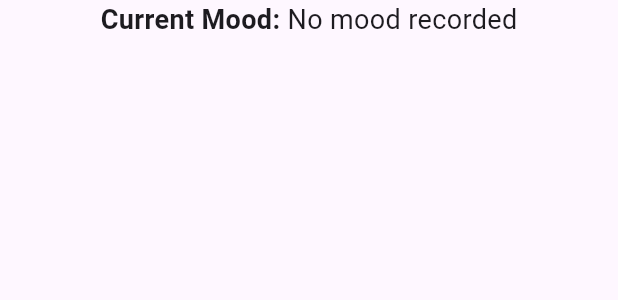
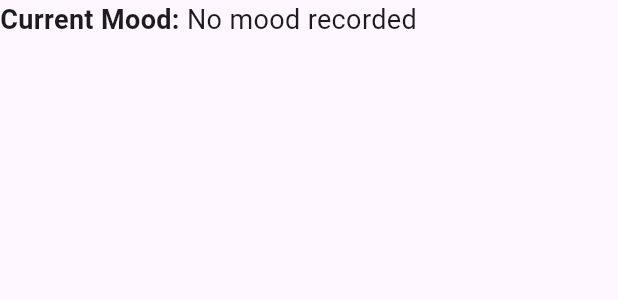
Before and after one commit to hearyaldy/joy_bites, a Flutter app: the CurrentMoodWidget widget shown alone on an empty page, opened directly, on a phone screen of 412 x 824 dp. Shown: the top 300 px of the screen. Run offline on Flutter 3.47's test engine with Material 3 defaults, Android fonts, the phone set to English and light mode, and no system bars; our stand-ins replace flutter_dotenv, logger, shared_preferences, supabase_flutter; accounts and stored records are empty; network calls fail.

Commit message:
User data ties fix.

```diff
--- a/lib/services/supabase_service.dart
+++ b/lib/services/supabase_service.dart
@@ -11,7 +11,7 @@ class SupabaseService {
 
   static const String tableName = 'entries';
 
-  // Save a new entry to Supabase
+  // Save a new entry to Supabase.
   Future<void> saveEntry(Map<String, dynamic> entry) async {
     try {
       await supabase.from(tableName).insert(entry);
@@ -22,19 +22,24 @@ class SupabaseService {
     }
   }
 
-  // Fetch entries with optional pagination, mood, and date filtering
+  // Fetch entries with optional pagination, mood, date, and user filtering.
   Future<List<Map<String, dynamic>>> fetchEntries({
     int page = 1,
     int limit = 10,
     String? mood,
     DateTime? startDate,
     DateTime? endDate,
+    String? userId,
   }) async {
     try {
       final from = (page - 1) * limit;
       final to = from + limit - 1;
 
       dynamic query = supabase.from(tableName).select('*');
+      // Filter by user_id if provided.
+      if (userId != null) {
+        query = query.eq('user_id', userId);
+      }
       if (mood != null && mood.isNotEmpty) {
         query = query.eq('mood', mood);
       }
@@ -44,7 +49,8 @@ class SupabaseService {
       if (endDate != null) {
         query = query.lte('created_at', endDate.toIso8601String());
       }
-      final response = await query.order('created_at', ascending: false).range(from, to);
+      final response =
+          await query.order('created_at', ascending: false).range(from, to);
       logger.d("Fetched entries successfully");
       return List<Map<String, dynamic>>.from(response);
     } catch (e) {
@@ -53,7 +59,7 @@ class SupabaseService {
     }
   }
 
-  // Delete multiple entries by their IDs
+  // Delete multiple entries by their IDs.
   Future<void> deleteEntries(List<int> ids) async {
     try {
       for (final id in ids) {
@@ -66,7 +72,7 @@ class SupabaseService {
     }
   }
 
-  // Get the last entry date (for streak calculation)
+  // Get the last entry date (for streak calculation).
   Future<DateTime?> getLastEntryDate() async {
     try {
       final response = await supabase
--- a/lib/widgets/current_mood_widget.dart
+++ b/lib/widgets/current_mood_widget.dart
@@ -4,7 +4,7 @@ import '../services/supabase_service.dart';
 class CurrentMoodWidget extends StatelessWidget {
   final SupabaseService supabaseService = SupabaseService();
 
-  CurrentMoodWidget({super.key});
+  CurrentMoodWidget({Key? key}) : super(key: key);
 
   Future<String> _getCurrentMood() async {
     DateTime now = DateTime.now().toUtc();
@@ -46,7 +46,13 @@ class CurrentMoodWidget extends StatelessWidget {
                 "Current Mood: ",
                 style: TextStyle(fontSize: 18, fontWeight: FontWeight.bold),
               ),
-              Text(snapshot.data!, style: const TextStyle(fontSize: 18)),
+              Expanded(
+                child: Text(
+                  snapshot.data!,
+                  style: const TextStyle(fontSize: 18),
+                  overflow: TextOverflow.ellipsis,
+                ),
+              ),
             ],
           );
         }
```
Also changed, not shown: lib/screens/entry_screen.dart (+10 -10 lines), lib/screens/global_feed_screen.dart (+12 -40 lines), lib/screens/mood_tracker_screen.dart (+15 -1 lines).
